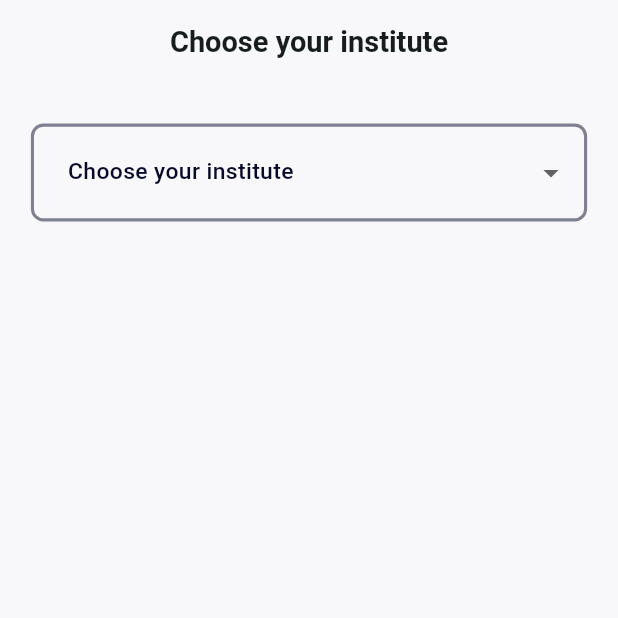
After one commit to hemantlakhotia204/Stocio, a Flutter app: the RegisterScreen screen opened by its route, on a phone screen of 412 x 824 dp, the top half of it. The commit adds this screen. Run offline on Flutter 3.47's test engine with Material 2 defaults, Android fonts, the phone set to English and light mode, and no system bars; drawn by our look-alikes of overlay_support; our stand-ins replace bottom_navy_bar, responsive_sizer, shared_preferences; accounts and stored records are empty.

Commit message:
created register_screen.dart

```diff
--- /dev/null
+++ b/lib/auth/screens/register_screen.dart
@@ -0,0 +1,158 @@
+import 'dart:developer';
+
+import 'package:flutter/material.dart';
+import 'package:responsive_sizer/responsive_sizer.dart';
+import 'package:stocio_app/common/utils/common_utils.dart';
+import 'package:stocio_app/common/widgets/s_appbar.dart';
+import 'package:stocio_app/common/widgets/s_button.dart';
+
+class RegisterScreen extends StatefulWidget {
+  const RegisterScreen({Key? key}) : super(key: key);
+
+  @override
+  State<RegisterScreen> createState() => _RegisterScreenState();
+}
+
+class _RegisterScreenState extends State<RegisterScreen> {
+  final _registerKey = GlobalKey<FormState>();
+
+  final _nameController = TextEditingController();
+  final _emailController = TextEditingController();
+  final _passController = TextEditingController();
+  final _idController = TextEditingController();
+
+  String instituteName = "";
+  List<String> instituteNames = ["National Institute of Technology Kurukshetra, Kurukshetra"];
+
+  @override
+  void dispose() {
+    super.dispose();
+    _nameController.dispose();
+    _emailController.dispose();
+    _passController.dispose();
+    _idController.dispose();
+  }
+
+  @override
+  Widget build(BuildContext context) {
+    log(instituteName);
+    return Scaffold(
+      backgroundColor: Utils.color('pbg'),
+      appBar: SAppbar(
+        title: instituteName.isEmpty ? 'Choose your institute' : 'Register',
+        centerTitle: true,
+      ),
+      body: SingleChildScrollView(
+        padding: Utils.screenPadding(),
+        child: Form(
+          key: _registerKey,
+          child: instituteName.isEmpty
+              ? Column(children: [
+                  DropdownButtonFormField<String>(
+                    isExpanded: true,
+                    items: instituteNames
+                        .map((e) => DropdownMenuItem<String>(
+                              value: e,
+                              child: Text(e, overflow: TextOverflow.fade),
+                            ))
+                        .toList(),
+                    decoration: Utils.inputDecoration(label: "Choose your institute"),
+                    onChanged: (String? value) => setState(() => instituteName = value!),
+                  ),
+                ])
+              : Column(
+                  children: [
+                    Align(
+                      alignment: Alignment.centerLeft,
+                      child: Text(
+                        instituteName,
+                        style: TextStyle(
+                          fontWeight: FontWeight.w500,
+                          fontSize: 17.sp,
+                        ),
+                        maxLines: 2,
+                        overflow: TextOverflow.ellipsis,
+                      ),
+                    ),
+                    Container(
+                        alignment: Alignment.centerLeft,
+                        padding: EdgeInsets.only(top: 1.h, bottom: 3.h),
+                        child: InkWell(
+                            onTap: () => setState(() => instituteName = ""),
+                            child: Text(
+                              'Change Institute',
+                              style: TextStyle(color: Utils.color('ba'), fontWeight: FontWeight.w500),
+                            ))),
+                    TextFormField(
+                      controller: _nameController,
+                      decoration: Utils.inputDecoration(label: 'Name*'),
+                      validator: (value) => Utils.validator(value),
+                      autovalidateMode: AutovalidateMode.onUserInteraction,
+                    ),
+                    SizedBox(height: 1.5.h),
+                    TextFormField(
+                      controller: _emailController,
+                      decoration: Utils.inputDecoration(label: 'Email*'),
+                      validator: (value) => Utils.validator(value, 'email'),
+                      autovalidateMode: AutovalidateMode.onUserInteraction,
+                    ),
+                    SizedBox(height: 1.5.h),
+                    TextFormField(
+                      controller: _passController,
+                      decoration: Utils.inputDecoration(label: 'Create password*'),
+                      validator: (value) => Utils.validator(value),
+                      autovalidateMode: AutovalidateMode.onUserInteraction,
+                    ),
+                    SizedBox(height: 1.5.h),
+                    // TextFormField(
+                    //   decoration: Utils.inputDecoration(label: 'Confirm password*'),
+                    //   validator: (value) => Utils.validator(value),
+                    // ),
+                    // SizedBox(height: 1.5.h),
+                    TextFormField(
+                      controller: _idController,
+                      decoration: Utils.inputDecoration(label: 'Institute Id*'),
+                      validator: (value) => Utils.validator(value),
+                      autovalidateMode: AutovalidateMode.onUserInteraction,
+                    ),
+                    SButton(margin: EdgeInsets.only(top: 4.h), onTap: () => _handleRegister(), label: 'Register')
+                  ],
+                ),
+        ),
+      ),
+    );
+  }
+
+  _handleRegister() async {
+    try {
+      var state = _registerKey.currentState;
+      if(state!=null && state.validate()) {
+        Utils.customToast("Signing in");
+        showModalBottomSheet(
+            useSafeArea: true,
+            isDismissible: false,
+            isScrollControlled: true,
+            context: context,
+            builder: (context) {
+              return SingleChildScrollView(
+                child: Column(
+                  children: [
+                    SizedBox(height: 3.h),
+                    Text(
+                      'We have sent an email to your mail.',
+                      style: TextStyle(fontWeight: FontWeight.w500, fontSize: 17.sp),
+                    ),
+                    SButton(
+                        margin: EdgeInsets.symmetric(vertical: 3.h),
+                        onTap: () => Navigator.popUntil(context, ModalRoute.withName('/login')),
+                        label: 'Go to login')
+                  ],
+                ),
+              );
+            });
+      }
+    } catch (e, stack) {
+      Utils.handleError(e, stack);
+    }
+  }
+}
--- a/lib/common/utils/common_utils.dart
+++ b/lib/common/utils/common_utils.dart
@@ -4,7 +4,7 @@ import 'package:responsive_sizer/responsive_sizer.dart';
 
 class Utils {
   static screenPadding() {
-    return EdgeInsets.symmetric(vertical: 5.h, horizontal: 5.w);
+    return EdgeInsets.symmetric(vertical: 3.h, horizontal: 5.w);
   }
 
   static contentPadding() {
@@ -69,7 +69,7 @@ class Utils {
 
   static inputDecoration({required String label, Widget? suffixIcon}) {
     return InputDecoration(
-      label: Text(label, style: TextStyle(fontSize: 16.sp, color: Utils.color('pt')),),
+      label: Text(label, style: TextStyle(fontSize: 16.sp, color: Utils.color('pt'), letterSpacing: 2.sp),),
       contentPadding: EdgeInsets.symmetric(vertical: 2.5.h, horizontal: 5.w),
       suffixIcon: suffixIcon,
       focusedBorder: OutlineInputBorder(
--- a/lib/common/widgets/s_appbar.dart
+++ b/lib/common/widgets/s_appbar.dart
@@ -25,7 +25,7 @@ class _SAppbarState extends State<SAppbar> {
       leading: widget.backPress!=null && widget.backPress! ? _leading() : const SizedBox(),
       title: Text(
         widget.title ?? "",
-        style: TextStyle(fontSize: 17.sp, fontWeight: FontWeight.bold),
+        style: TextStyle(fontSize: 18.sp, fontWeight: FontWeight.bold),
       ),
       elevation: 0,
       actions: widget.actions,
--- a/lib/main.dart
+++ b/lib/main.dart
@@ -2,6 +2,7 @@ import 'package:flutter/material.dart';
 import 'package:overlay_support/overlay_support.dart';
 import 'package:responsive_sizer/responsive_sizer.dart';
 import 'package:stocio_app/auth/screens/login_screen.dart';
+import 'package:stocio_app/auth/screens/register_screen.dart';
 import 'package:stocio_app/home/screens/home_screen.dart';
 import 'package:stocio_app/splash_screen.dart';
 import 'package:stocio_app/common/utils/common_utils.dart';
@@ -37,6 +38,7 @@ class MyApp extends StatelessWidget {
             routes: {
               "/": (context) => const SafeArea(child: SplashScreen()),
               "/login": (context) => const LoginScreen(),
+              "/register": (context) => const RegisterScreen(),
               "/home": (context) => const HomeScreen(),
             },
           ),
```
Also changed, not shown: lib/auth/screens/login_screen.dart (+16 -4 lines).
